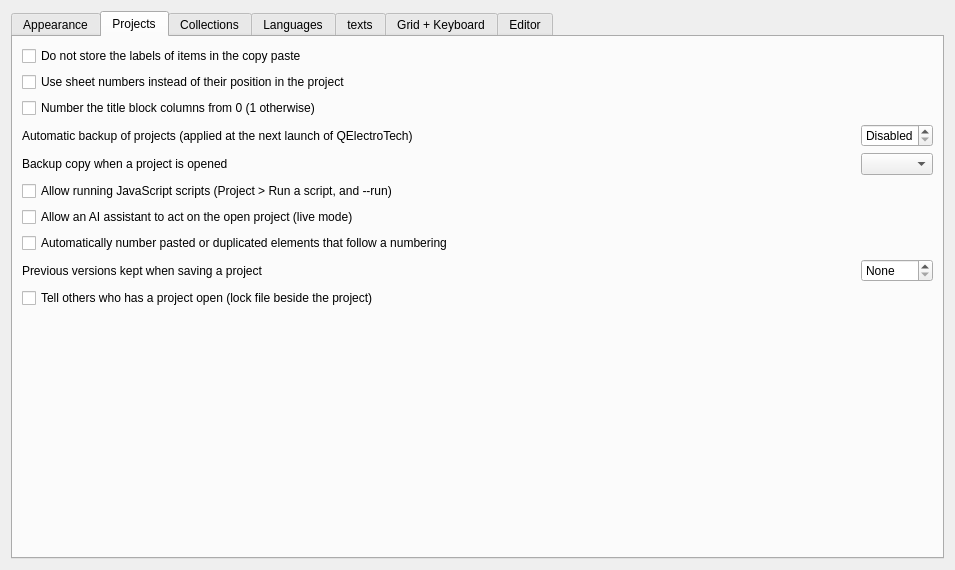
This is sources/ui/configpage/generalconfigurationpage.ui in itaueira/qelectrotech-source as Qt 5 draws it before an edit. The edited form follows.
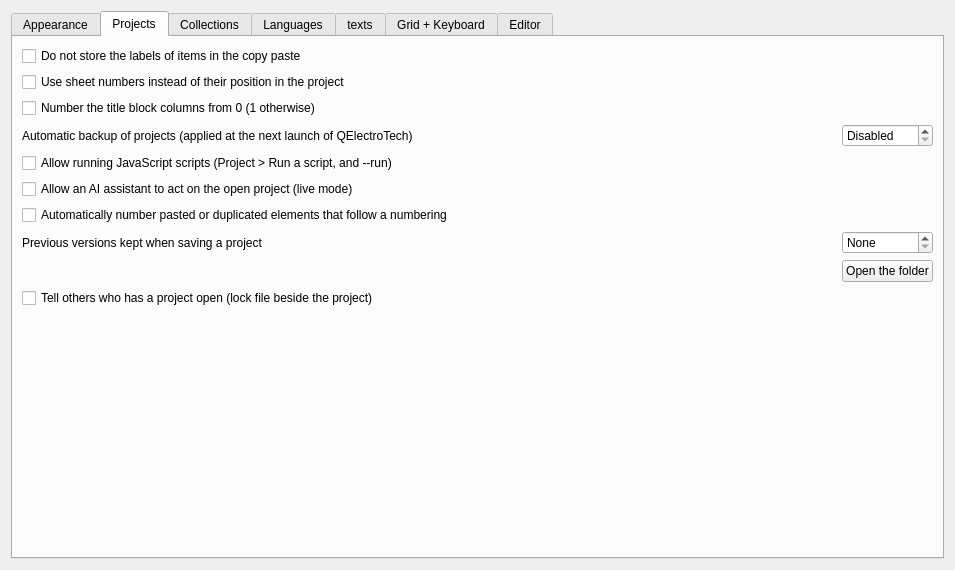
This is the edited form. The open tabs and pages were chosen to show the change. Custom widgets are drawn as their Qt base class.

Diff of the .ui file:
```diff
--- a/sources/ui/configpage/generalconfigurationpage.ui
+++ b/sources/ui/configpage/generalconfigurationpage.ui
@@ -366,6 +366,23 @@
         </widget>
        </item>
        <item row="9" column="0">
+        <widget class="QLabel" name="m_previous_versions_folder">
+         <property name="toolTip">
+          <string>The folder of previous versions. Each project has a folder of its own in it.</string>
+         </property>
+         <property name="textInteractionFlags">
+          <set>Qt::TextSelectableByMouse</set>
+         </property>
+        </widget>
+       </item>
+       <item row="9" column="2">
+        <widget class="QPushButton" name="m_previous_versions_open">
+         <property name="text">
+          <string>Open the folder</string>
+         </property>
+        </widget>
+       </item>
+       <item row="10" column="0">
         <widget class="QCheckBox" name="m_project_lock">
          <property name="toolTip">
           <string>A small hidden file beside the project says who has it open. Someone else opening it is told, and can open it read-only. Turn this off if your shared drive does not cope with it.</string>
@@ -382,16 +399,6 @@
          </property>
         </widget>
        </item>
-       <item row="4" column="0">
-        <widget class="QLabel" name="m_backup_policy_label">
-         <property name="text">
-          <string>Backup copy when a project is opened</string>
-         </property>
-        </widget>
-       </item>
-       <item row="4" column="2">
-        <widget class="QComboBox" name="m_backup_policy_cb"/>
-       </item>
        <item row="5" column="0">
         <widget class="QCheckBox" name="m_enable_scripting">
          <property name="text">
@@ -435,7 +442,7 @@
          </property>
         </widget>
        </item>
-       <item row="10" column="0">
+       <item row="11" column="0">
         <spacer name="verticalSpacer_2">
          <property name="orientation">
           <enum>Qt::Vertical</enum>
```
Left out of the diff: 4 changed lines with no effect on the pictures.
